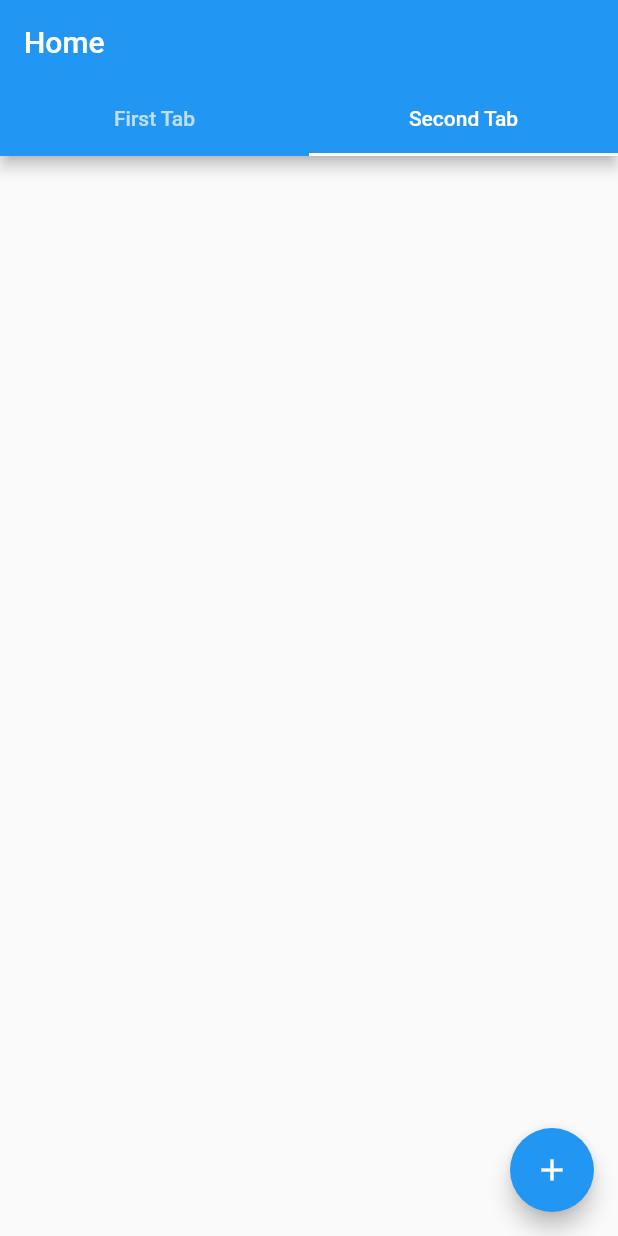
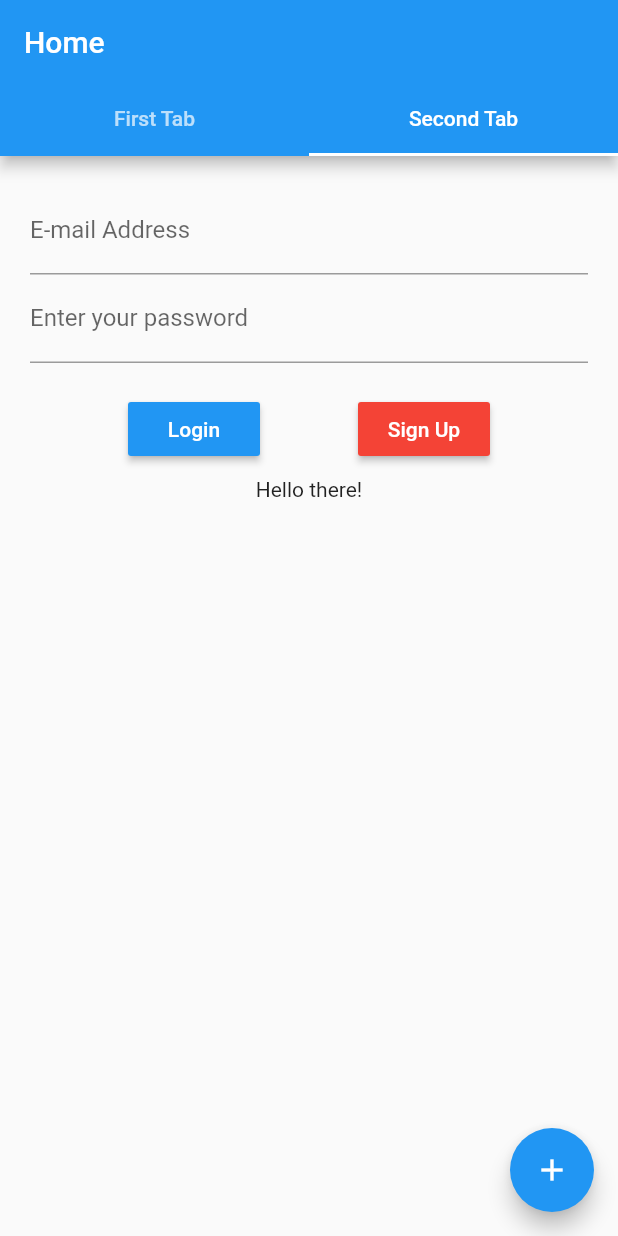
Before and after one commit to maaarcus/flutterProject, a Flutter app: the screen it shows after launch, tab 2 chosen, on a phone screen of 412 x 824 dp. Run offline on Flutter 3.47's test engine with Material 2 defaults, Android fonts, the phone set to English and light mode, and no system bars; our stand-ins replace firebase_auth, firebase_database; accounts and stored records are empty.

Commit message:
login and logout button will now update screen and refresh user data acrroding to user

```diff
--- a/lib/database.dart
+++ b/lib/database.dart
@@ -12,10 +12,10 @@ class Database {
         .catchError((Object error)=>print(error));
   }
 
-  static handleLogIn(String email, String password) {
-    FirebaseAuth.instance.signInWithEmailAndPassword(email: email, password: password)
-        .then((user){print(user);})
-        .catchError((Object error)=>print(error));
+  static Future<FirebaseUser> handleLogIn(String email, String password) {
+    return FirebaseAuth.instance.signInWithEmailAndPassword(email: email, password: password)
+        .then((user)=>user)
+        .catchError((Object error){print("email is null");});
   }
 
   FirebaseUser currentUser;
@@ -127,7 +127,7 @@ class Database {
 
   static Future<Query> queryMountains() async {
     String accountKey = await _getAccountKey();
-
+    print("account key is: $accountKey");
     return FirebaseDatabase.instance
         .reference()
         .child("accounts")
@@ -139,7 +139,7 @@ class Database {
 }
 
 Future<String> _getAccountKey() async {
-  return FirebaseAuth.instance.currentUser().then((user){return user.uid;});
+  return FirebaseAuth.instance.currentUser().then((user){return user.uid;}).catchError((error){print("uid is null");});
 }
 
 /// requires: intl: ^0.15.2
--- a/lib/main.dart
+++ b/lib/main.dart
@@ -9,6 +9,8 @@ import 'package:firebase_auth/firebase_auth.dart';
 
 
 void main() => runApp(new MyApp());
+
+
 
 class MyApp extends StatelessWidget {
   @override
@@ -38,29 +40,32 @@ class _LoginData {
 
 class _MyHomePageState extends State<MyHomePage> {
   Query _query;
+  String loginStatusText;
+  Widget userInfoPage;
+  Widget signOutPage;
+  Widget userInfoPageDefault;
 
-  Widget userInfoPage;
-  bool _showloginPage;
   final GlobalKey<FormState> _formKey = new GlobalKey<FormState>();
   _LoginData _data = new _LoginData();
 
-  @override
-  void initState() {
+  void refreshQuery(){
     Database.queryMountains().then((Query query) {
       setState(() {
         _query = query;
       });
     });
-
-    super.initState();
   }
 
+
+
+
   @override
-  Widget build(BuildContext context) {
+  void initState() {
+    refreshQuery();
+    //final Size screenSize = MediaQuery.of(context).size;
 
-    final Size screenSize = MediaQuery.of(context).size;
-
-    Widget userInfoPageDefault = new Form(
+    loginStatusText = 'Hello there!';
+    userInfoPageDefault = new Form(
       key: this._formKey,
       child: new ListView(
         children: <Widget>[
@@ -85,8 +90,11 @@ class _MyHomePageState extends State<MyHomePage> {
               }
           ),
           new Container(
-            width: screenSize.width,
-            child:  new Row(
+            //width: screenSize.width,
+            child:  new Column(
+              mainAxisAlignment: MainAxisAlignment.spaceEvenly,
+            children: [
+              new Row(
               mainAxisAlignment: MainAxisAlignment.spaceEvenly,
               children: [
                 new RaisedButton(
@@ -96,7 +104,10 @@ class _MyHomePageState extends State<MyHomePage> {
                         color: Colors.white
                     ),
                   ),
-                  onPressed: () => submit("Login"),
+                  onPressed: () {
+                    submit("Login");
+
+                  },
                   color: Colors.blue,
                 ),
                 new RaisedButton(
@@ -111,6 +122,15 @@ class _MyHomePageState extends State<MyHomePage> {
                 ),
               ],
             ),
+              new Padding(
+                padding: new EdgeInsets.all(8.0),
+                child: new Text('$loginStatusText'),
+              ),
+
+
+            ],
+            ),
+
             margin: new EdgeInsets.only(
                 top: 20.0
             ),
@@ -121,14 +141,7 @@ class _MyHomePageState extends State<MyHomePage> {
       ),
     );
 
-
-
-    FirebaseAuth.instance.currentUser().then((user)=>print("is it ?: $user"));
-
-    FirebaseAuth.instance.currentUser().then((user){
-      if(user != null){
-        print("trueeeeee");
-        userInfoPage = new RaisedButton(
+    signOutPage=new RaisedButton(
       child: new Text(
         'Logout',
         style: new TextStyle(
@@ -144,15 +157,38 @@ class _MyHomePageState extends State<MyHomePage> {
       },
       color: Colors.red,
     );
+
+    FirebaseAuth.instance.currentUser().then((user){
+      if(user != null){
+        print("trueeeeee");
+        setState(() {
+          userInfoPage = signOutPage;
+        });
+      }else{
+        setState(() {
+          userInfoPage = userInfoPageDefault;
+        });
       }
 
     });
 
 
+    super.initState();
+  }
+
+
+
+
+  @override
+  Widget build(BuildContext context) {
+
+    FirebaseAuth.instance.currentUser().then((user)=>print("is it ?: $user"));
+
+
+
+
 
     Widget listPage = new Text("Your item list is empty");
-
-    FirebaseAuth.instance.currentUser().then((user){return print("current user: ${user.email}");});
 
     if (_query != null) {
       listPage = new FirebaseAnimatedList(
@@ -249,19 +285,17 @@ class _MyHomePageState extends State<MyHomePage> {
         .set(state);
   }
 
-  void _consoleShowsQuery() {
-    Database.queryMountainName("apple").then((result) {
-      result.onValue.listen((event) {
-        Map matchedName = event.snapshot.value as Map;
-        print("matched name: ${matchedName.values}");
+
+
+  void submit(String signUp) {
+    //refreshQuery();
+
+    if (signUp == "signOut"){
+      FirebaseAuth.instance.signOut().then((value){
+        setState(() {
+          _query = null;
         });
       });
-  }
-
-  void submit(String signUp) {
-
-    if (signUp == "signOut"){
-      FirebaseAuth.instance.signOut();
       return;
     }
     // First validate form.
@@ -270,21 +304,26 @@ class _MyHomePageState extends State<MyHomePage> {
 
       if (signUp == "signUp") {
         Database.handleSignIn(_data.email, _data.password);
-      }else if (signUp == "Login"){
-        Database.handleLogIn(_data.email, _data.password);
+      } else if (signUp == "Login") {
+        Database.handleLogIn(_data.email, _data.password).then((user) {
+          print("login debug:  heeeeeree");
+
+          if (user != null) {
+            setState(() {
+              userInfoPage = signOutPage;
+            });
+            refreshQuery();
+          } else {
+            setState(() {
+              loginStatusText = 'The account doest not exist / Wrong PW';
+              userInfoPage = userInfoPageDefault;
+            });
+            print("hereherehere1111111  $loginStatusText");
           }
-      setState(() {
-        Database.queryMountains().then((Query query) {
-          setState(() {
-            _query = query;
         });
-        });
-      });
-
-    }else{
-      print("sign up/login failed");
       }
     }
 
 
     }
+}
```
Lines whose indentation alone changed are shown as unchanged.
